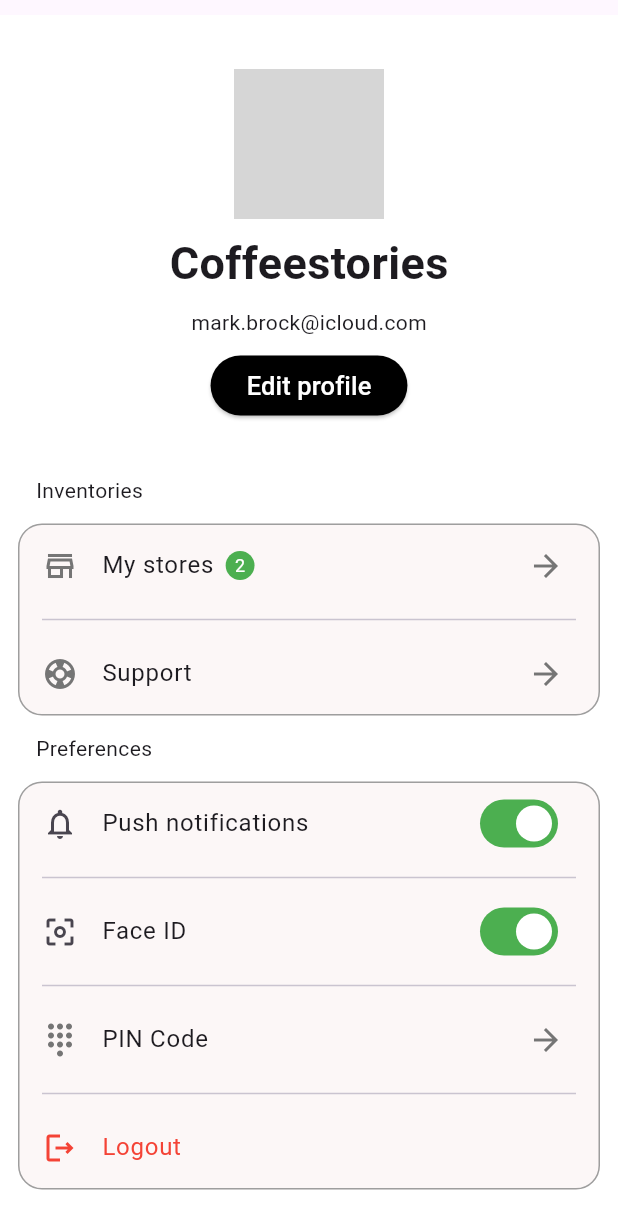
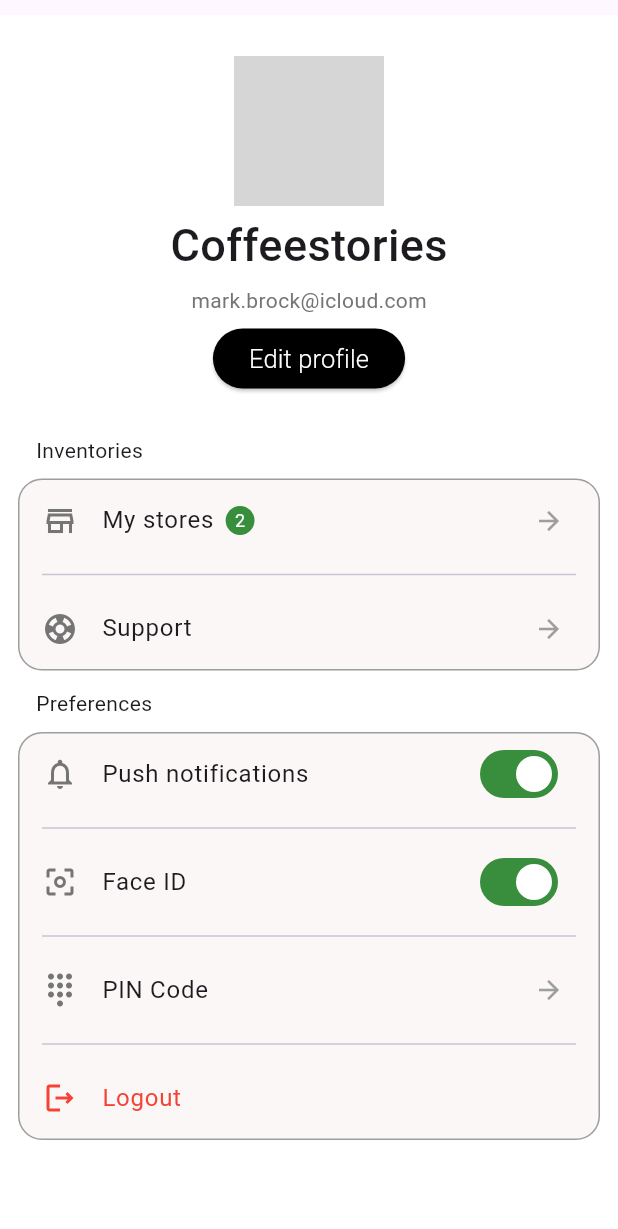
Before and after one commit to EddyArgueta/Tarea2.1, a Flutter app: the screen it shows after launch, on a phone screen of 412 x 824 dp. Shown: the top 1229 px of the screen. Run offline on Flutter 3.47's test engine with Material 3 defaults, Android fonts, the phone set to English and light mode, and no system bars; network calls fail; grey boxes are pictures that could not be loaded.

Commit message:
Retoques Finales

```diff
--- a/lib/src/encabezado.dart
+++ b/lib/src/encabezado.dart
@@ -12,7 +12,7 @@ class Encabezado extends StatelessWidget {
         borderRadius: BorderRadius.circular(16.0),
       ),
       child: Container(
-        padding: const EdgeInsets.all(24),
+        padding: const EdgeInsets.all(15),
         child: Column(
           children: [
             //ClipOval se utiliza para recortar cualquier widget dentro de una forma ovalada o circular.
@@ -26,29 +26,30 @@ class Encabezado extends StatelessWidget {
                  fit: BoxFit.cover,
                ),
              ),
-            const SizedBox(height: 8),
+            const SizedBox(height: 5),
             const Text(
               'Coffeestories',
               style: TextStyle(
                 fontSize: 30,
-                fontWeight: FontWeight.w600,
+                fontWeight: FontWeight.w500,
               ),
             ),
-            const SizedBox(height: 8),
-            const Text(
+            const SizedBox(height: 5),
+            Text(
               'mark.brock@icloud.com',
               style: TextStyle(
                 fontSize: 14,
+                color: Colors.grey[600],
               ),
             ),
-            const SizedBox(height: 8),
+            const SizedBox(height: 5),
             ElevatedButton(
               onPressed: () {},
               style: ElevatedButton.styleFrom(
                 backgroundColor: Colors.black,
                 foregroundColor: Colors.white
               ),
-              child: const Text('Edit profile', style: TextStyle(fontSize: 17),),
+              child: const Text('Edit profile', style: TextStyle(fontSize: 17, fontWeight: FontWeight.w300),),
             ),
           ],
         ),
--- a/lib/src/inventories.dart
+++ b/lib/src/inventories.dart
@@ -18,7 +18,7 @@ class Inventories extends StatelessWidget {
             ),
           ),
         ),
-        const SizedBox(height: 8),
+        const SizedBox(height: 5),
         Card(
           elevation: 0,
           color: const Color.fromARGB(255, 252, 247, 247),
--- a/lib/src/preferences.dart
+++ b/lib/src/preferences.dart
@@ -18,7 +18,7 @@ class Preferences extends StatelessWidget {
             ),
           ),
         ),
-        const SizedBox(height: 8),
+        const SizedBox(height: 5),
         Card(
           elevation: 0,
           color: const Color.fromARGB(255, 252, 247, 247),
--- a/lib/widgets/custom_icon_button.dart
+++ b/lib/widgets/custom_icon_button.dart
@@ -33,8 +33,8 @@ class CustomListTile extends StatelessWidget {
           if (notification != null)
             Container(
               padding: const EdgeInsets.all(6),
-              decoration: const BoxDecoration(
-                color: Colors.green, // Color del círculo
+              decoration: BoxDecoration(
+                color: Colors.green[700], // Color del círculo
                 shape: BoxShape.circle,
               ),
               child: Text(
@@ -49,7 +49,8 @@ class CustomListTile extends StatelessWidget {
       ),
       trailing: Icon(
         trailing,
-        color: Colors.grey[600], // Para que se vean menos intensos
+        size: 20,
+        color: Colors.grey[500], // Para que se vean menos intensos
       ),
     );
   }
@@ -69,7 +70,10 @@ class CustomListTile2 extends StatelessWidget {
   @override
   Widget build(BuildContext context) {
     return ListTile(
-      leading: Icon(icon),
+      leading: Icon(
+        icon,
+        color: Colors.grey[600], // Para que se vean menos intensos
+      ),
       title: Text(title),
       trailing: const SwitchButton(),
     );
--- a/lib/widgets/switch_button.dart
+++ b/lib/widgets/switch_button.dart
@@ -17,7 +17,7 @@ class _SwitchButtonState extends State<SwitchButton> {
       // This bool value toggles the switch.
       value: light,
       activeColor: Colors.white,
-      activeTrackColor: Colors.green,
+      activeTrackColor: Colors.green[700],
       onChanged: (bool value) {
         // This is called when the user toggles the switch.
         setState(() {
```
